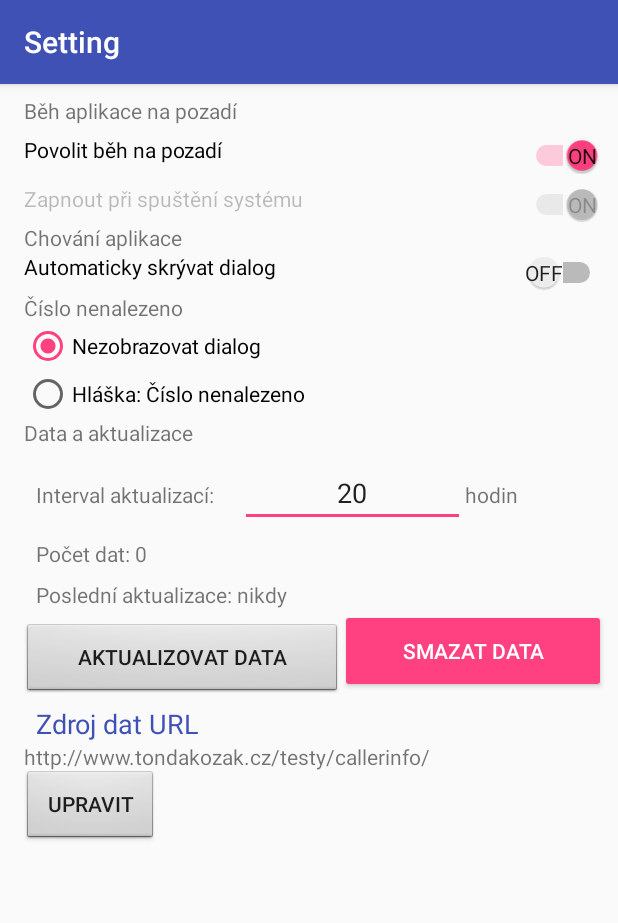
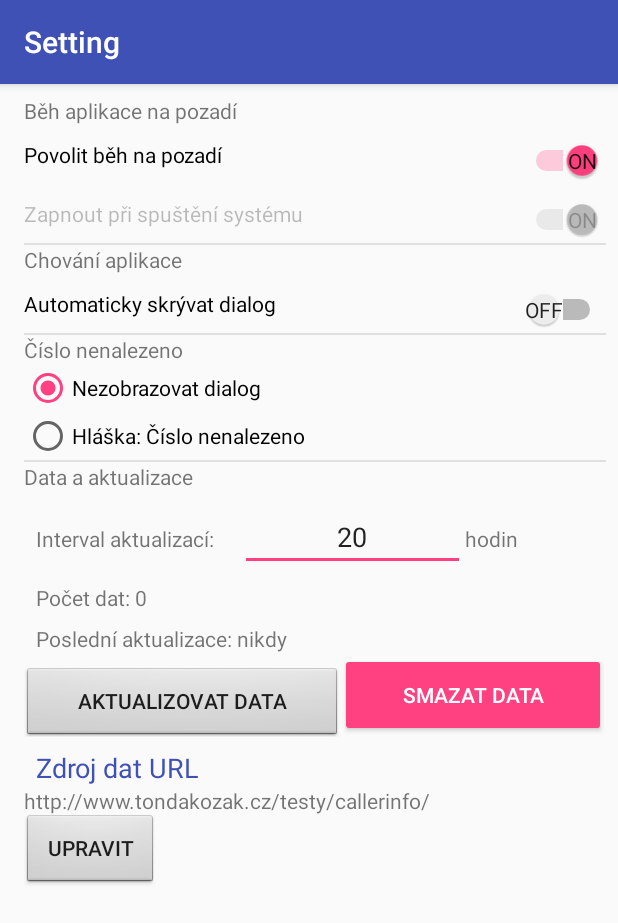
Before and after one commit to Tondakozak/VolajiciInfo, an Android app: the SettingActivity screen opened directly, with no data from a screen before it, on a phone screen of 412 x 824 dp. Shown: the top 923 px of the screen. Run offline under Robolectric (Android 15) with nearby library versions, the phone set to English and light mode, and no system bars; network calls fail.

Commit message:
Setting Activity appearence

```diff
--- a/app/src/main/AndroidManifest.xml
+++ b/app/src/main/AndroidManifest.xml
@@ -45,7 +45,8 @@
             android:theme="@style/Theme.TransparentCompat" />
         <activity android:name=".SettingActivity"
             android:label="Setting">
-            android:parentActivityName=".MainActivity" >
+            android:parentActivityName=".MainActivity"
+            android:windowSoftInputMode="stateHidden">
             <!-- Parent activity meta-data to support 4.0 and lower -->
             <meta-data
                 android:name="android.support.PARENT_ACTIVITY"
--- a/app/src/main/java/cz/tondakozak/volajiciinfo/SettingActivity.java
+++ b/app/src/main/java/cz/tondakozak/volajiciinfo/SettingActivity.java
@@ -31,6 +31,7 @@ public class SettingActivity extends AppCompatActivity {
     SharedPreferences sharedPreferences;
     PeopleDB peopleDB;
 
+
     @Override
     protected void onCreate(Bundle savedInstanceState) {
         super.onCreate(savedInstanceState);
@@ -57,6 +58,8 @@ public class SettingActivity extends AppCompatActivity {
         final EditText minLatencyInput = (EditText)findViewById(R.id.minLatencyInput);
         final int minHourLatency = sharedPreferences.getInt(res.getString(R.string.shared_pref_min_latency), res.getInteger(R.integer.def_min_hour_latency));
         minLatencyInput.setText(minHourLatency+"");
+
+        minLatencyInput.clearFocus();
 
         // manage updating min latency
         minLatencyInput.addTextChangedListener(new TextWatcher() {
@@ -331,6 +334,8 @@ public class SettingActivity extends AppCompatActivity {
         final int delay = sharedPreferences.getInt(res.getString(R.string.shared_pref_auto_hide_dialog_delay), res.getInteger(R.integer.def_auto_hide_dialog_delay));
         delayInput.setText(delay+"");
 
+        delayInput.clearFocus();
+
         // manage updating min latency
         delayInput.addTextChangedListener(new TextWatcher() {
             @Override
--- a/app/src/main/res/layout/activity_setting.xml
+++ b/app/src/main/res/layout/activity_setting.xml
@@ -44,8 +44,8 @@
                 tools:layout_editor_absoluteY="265dp"
                 tools:layout_editor_absoluteX="8dp"
                 android:gravity="start"
-                android:paddingTop="10px"
-                android:paddingBottom="10px" />
+                android:paddingTop="@dimen/padding_value"
+                android:paddingBottom="@dimen/padding_value" />
 
             <Switch
                 android:text="@string/zapnout_pri_startu"
@@ -62,8 +62,14 @@
                 tools:layout_editor_absoluteY="265dp"
                 tools:layout_editor_absoluteX="8dp"
                 android:gravity="start"
-                android:paddingTop="10px"
-                android:paddingBottom="10px" />
+                android:paddingTop="@dimen/padding_value"
+                android:paddingBottom="@dimen/padding_value" />
+
+            <view
+                android:layout_width="match_parent"
+                android:layout_height="@dimen/line_height"
+                android:background="@color/colorLine"
+                class="android.support.design.widget.TabItem" />
 
             <TextView
                 android:text="@string/chovani_aplikace"
@@ -85,7 +91,9 @@
                 android:splitTrack="true"
                 tools:layout_editor_absoluteY="265dp"
                 tools:layout_editor_absoluteX="8dp"
-                android:gravity="start" />
+                android:gravity="start"
+                android:paddingBottom="@dimen/padding_value"
+                android:paddingTop="@dimen/padding_value" />
 
             <LinearLayout
                 android:orientation="horizontal"
@@ -128,6 +136,13 @@
 
             </LinearLayout>
 
+            <view
+                android:layout_width="match_parent"
+                android:layout_height="@dimen/line_height"
+                android:background="@color/colorLine"
+                android:layout_weight="2"
+                class="android.support.design.widget.TabItem" />
+
             <TextView
                 android:text="@string/cislo_nenalezeno"
                 android:layout_width="match_parent"
@@ -154,6 +169,13 @@
                     android:id="@+id/radioButtonDialogNotFound"
                     android:layout_weight="1" />
             </RadioGroup>
+
+            <view
+                android:layout_width="match_parent"
+                android:layout_height="@dimen/line_height"
+                android:background="@color/colorLine"
+                android:layout_weight="2"
+                class="android.support.design.widget.TabItem" />
 
             <TextView
                 android:text="@string/data_a_aktualizace"
@@ -190,8 +212,7 @@
                     android:ems="10"
                     android:id="@+id/minLatencyInput"
                     android:layout_weight="1"
-                    android:textAlignment="center"
-                    android:selectAllOnFocus="false" />
+                    android:textAlignment="center" />
 
                 <TextView
                     android:text="@string/hours"
--- a/app/src/main/res/values/colors.xml
+++ b/app/src/main/res/values/colors.xml
@@ -3,4 +3,5 @@
     <color name="colorPrimary">#3f51b5</color>
     <color name="colorPrimaryDark">#303F9F</color>
     <color name="colorAccent">#FF4081</color>
+    <color name="colorLine">#e0e0e0</color>
 </resources>
--- /dev/null
+++ b/app/src/main/res/values/dimens.xml
@@ -0,0 +1,5 @@
+<?xml version="1.0" encoding="utf-8"?>
+<resources>
+    <dimen name="line_height">1dp</dimen>
+    <dimen name="padding_value">10dp</dimen>
+</resources>
```
